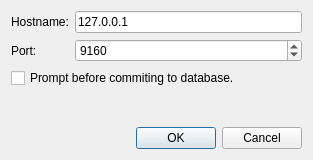
Above: cassview/src/SettingsDialog.ui from m2osw/snapcpp before the change. Below: the same form after it.
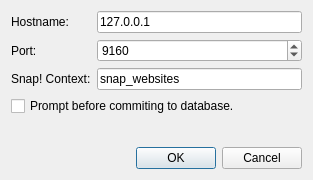
That is the form after the change.

Commit message: Toolbuttons instead of text-buttons, took out context drop-down, wait cursors and more.

```diff
--- a/cassview/src/SettingsDialog.ui
+++ b/cassview/src/SettingsDialog.ui
@@ -7,7 +7,7 @@
     <x>0</x>
     <y>0</y>
     <width>313</width>
-    <height>160</height>
+    <height>180</height>
    </rect>
   </property>
   <property name="windowTitle">
@@ -50,6 +50,20 @@
        </property>
       </widget>
      </item>
+     <item row="2" column="1">
+      <widget class="QLineEdit" name="f_contextEdit">
+       <property name="text">
+        <string>snap_websites</string>
+       </property>
+      </widget>
+     </item>
+     <item row="2" column="0">
+      <widget class="QLabel" name="label_3">
+       <property name="text">
+        <string>Snap! Context:</string>
+       </property>
+      </widget>
+     </item>
     </layout>
    </item>
    <item>
```
Left out of the diff: 6 changed lines with no effect on the pictures. The commit also changes 14 other files.
